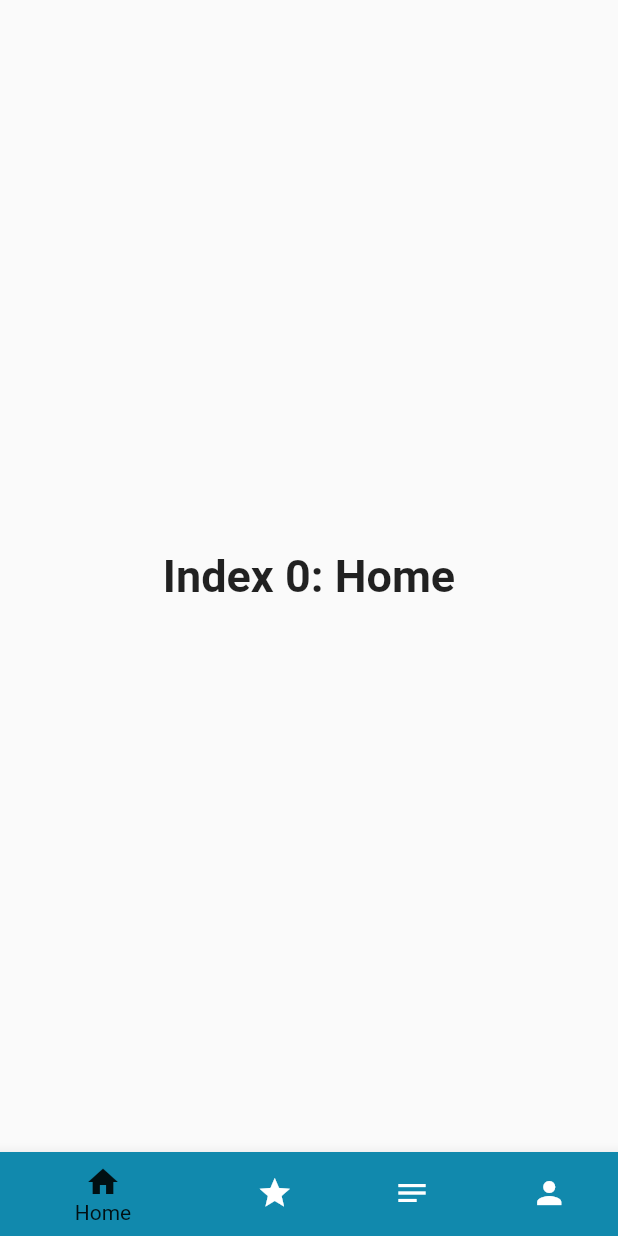
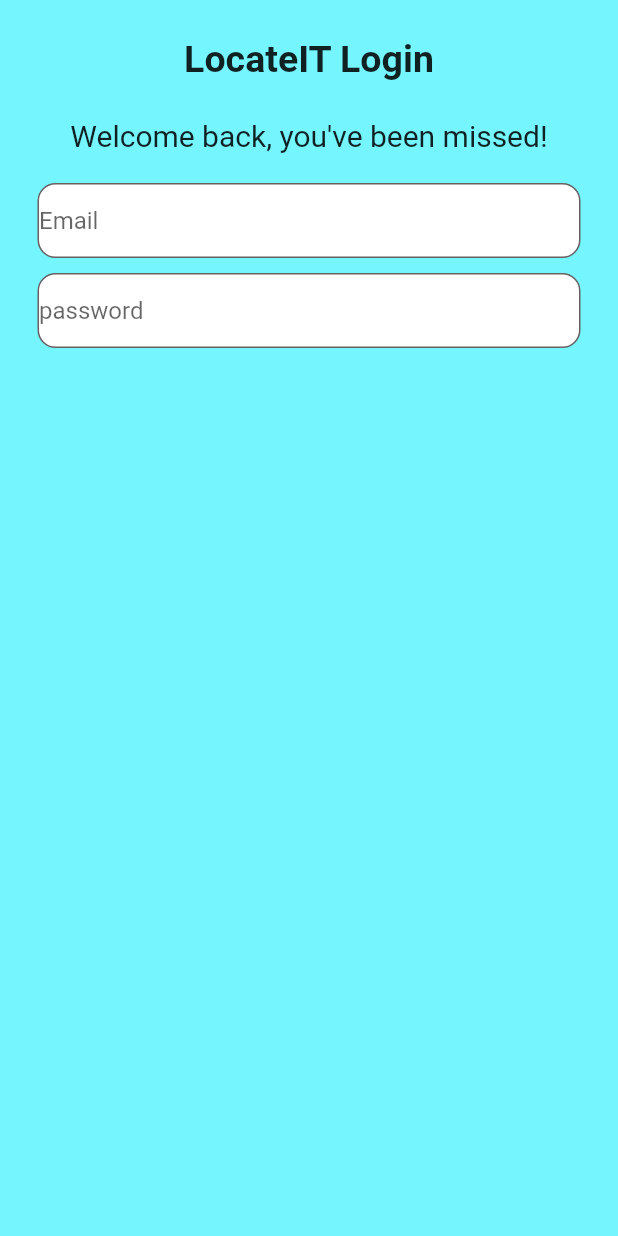
Before and after one commit to ratulsarker/LocateIT_s, a Flutter app: the screen it shows after launch, on a phone screen of 412 x 824 dp. Run offline on Flutter 3.47's test engine with Material 2 defaults, Android fonts, the phone set to English and light mode, and no system bars.

Commit message:
created  login page and assigned to homepage

```diff
--- /dev/null
+++ b/lib/login_page.dart
@@ -0,0 +1,84 @@
+import 'package:flutter/material.dart';
+
+class LoginPage extends StatefulWidget {
+  const LoginPage({Key? key}) : super(key: key);
+
+  @override
+  State<LoginPage> createState() => _LoginPageState();
+}
+
+class _LoginPageState extends State<LoginPage> {
+  @override
+  Widget build(BuildContext context) {
+    return Scaffold(
+      backgroundColor: const Color.fromARGB(255, 117, 246, 255),
+      body: SafeArea(
+        child: Center(
+          child: Column(
+            children: [
+              const SizedBox(height: 25),
+              // Text
+              const Text(
+                'LocateIT Login',
+                style: TextStyle(
+                  fontWeight: FontWeight.bold,
+                  fontSize: 25,
+                ),
+              ),
+              const SizedBox(height: 25),
+
+              const Text(
+                'Welcome back, you\'ve been missed!',
+                style: TextStyle(
+                  fontSize: 20,
+                ),
+              ),
+
+              const SizedBox(height: 20),
+              //email text
+              Padding(
+                padding: const EdgeInsets.symmetric(horizontal: 25.0),
+                child: Container(
+                  decoration: BoxDecoration(
+                    color: const Color.fromARGB(255, 255, 255, 255),
+                    border: Border.all(
+                        color: const Color.fromARGB(255, 104, 97, 97)),
+                    borderRadius: BorderRadius.circular(12),
+                  ),
+                  child: const TextField(
+                    decoration: InputDecoration(
+                      border: InputBorder.none,
+                      hintText: 'Email',
+                    ),
+                  ),
+                ),
+              ),
+              const SizedBox(height: 10),
+              //password text
+              Padding(
+                padding: const EdgeInsets.symmetric(horizontal: 25.0),
+                child: Container(
+                  decoration: BoxDecoration(
+                    color: const Color.fromARGB(255, 255, 255, 255),
+                    border: Border.all(
+                        color: const Color.fromARGB(255, 104, 97, 97)),
+                    borderRadius: BorderRadius.circular(12),
+                  ),
+                  child: const TextField(
+                    decoration: InputDecoration(
+                      border: InputBorder.none,
+                      hintText: 'password',
+                    ),
+                  ),
+                ),
+              ),
+              //sign in button
+              //not a memeber? register now
+            ],
+          ),
+        ),
+      ),
+      // ema
+    );
+  }
+}
--- a/lib/main.dart
+++ b/lib/main.dart
@@ -1,4 +1,5 @@
 import 'package:flutter/material.dart';
+import 'login_page.dart';
 // ignore: unused_import
 import 'ui/home_page.dart';
 
@@ -14,7 +15,8 @@ class LocateIt extends StatelessWidget {
   Widget build(BuildContext context) {
     return const MaterialApp(
       title: 'Flutter Demo',
-      home: MyHomePage(),
+      // home: MyHomePage(),
+      home: LoginPage(),
     );
   }
 }
@@ -88,27 +90,3 @@ class _MyHomePageState extends State<MyHomePage> {
     );
   }
 }
-
-/*
-step 1 : create main layout
-
-*/
-class MyLoginPage extends StatefulWidget {
-  const MyLoginPage({Key? key}) : super(key: key);
-
-  @override
-  State<MyLoginPage> createState() => _MyLoginPageState();
-}
-
-class _MyLoginPageState extends State<MyLoginPage> {
-  @override
-  Widget build(BuildContext context) {
-    return Padding(
-      padding: const EdgeInsets.all(16.0),
-      child: Column(
-          mainAxisAlignment: MainAxisAlignment.center,
-          crossAxisAlignment: CrossAxisAlignment.start,
-          children: const []),
-    );
-  }
-}
```
